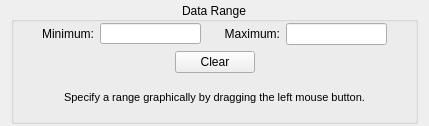
The window that code/guitools/Histogram/RangeControlsWidget.ui (radio-astro/casa) describes before a commit, drawn with Qt 5.
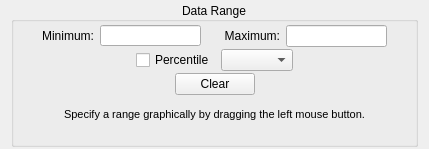
The same window after the commit.

Commit message: New Development: Yes/No             JIRA Issue: Yes CAS-4608, CAS-4081         Ready for Test: Yes/No, Only CAS-4608 is ready for test      Interface Changes: Yes What Interface Changed: Interface changes to support new work in CAS-4081          Test Programs: List test programs   Put in Release Notes: No              Module(s): Module Names change impacts.            Description: Viewer 1.   Added percentile to color histogram range; improvement to slowness of color histogram with large images. 2.   Very preliminary work on image management tool.

Patch:
```diff
--- a/code/guitools/Histogram/RangeControlsWidget.ui
+++ b/code/guitools/Histogram/RangeControlsWidget.ui
@@ -7,7 +7,7 @@
     <x>0</x>
     <y>0</y>
     <width>429</width>
-    <height>126</height>
+    <height>149</height>
    </rect>
   </property>
   <property name="minimumSize">
@@ -35,11 +35,11 @@
       <set>Qt::AlignCenter</set>
      </property>
      <layout class="QVBoxLayout" name="verticalLayout">
+      <property name="spacing">
+       <number>2</number>
+      </property>
       <property name="topMargin">
-       <number>1</number>
-      </property>
-      <property name="bottomMargin">
-       <number>4</number>
+       <number>3</number>
       </property>
       <item>
        <layout class="QHBoxLayout" name="horizontalLayout_3">
@@ -178,6 +178,53 @@
         </item>
        </layout>
       </item>
+      <item>
+       <layout class="QHBoxLayout" name="horizontalLayout_6">
+        <item>
+         <spacer name="horizontalSpacer_9">
+          <property name="orientation">
+           <enum>Qt::Horizontal</enum>
+          </property>
+          <property name="sizeHint" stdset="0">
+           <size>
+            <width>40</width>
+            <height>20</height>
+           </size>
+          </property>
+         </spacer>
+        </item>
+        <item>
+         <widget class="QCheckBox" name="percentileCheckBox">
+          <property name="toolTip">
+           <string>Set the data range based on a percentile.</string>
+          </property>
+          <property name="text">
+           <string>Percentile</string>
+          </property>
+         </widget>
+        </item>
+        <item>
+         <widget class="QComboBox" name="percentileComboBox">
+          <property name="toolTip">
+           <string>Specify the percentage of data to include in the range.</string>
+          </property>
+         </widget>
+        </item>
+        <item>
+         <spacer name="horizontalSpacer_10">
+          <property name="orientation">
+           <enum>Qt::Horizontal</enum>
+          </property>
+          <property name="sizeHint" stdset="0">
+           <size>
+            <width>40</width>
+            <height>20</height>
+           </size>
+          </property>
+         </spacer>
+        </item>
+       </layout>
+      </item>
       <item>
        <layout class="QHBoxLayout" name="horizontalLayout_4">
         <item>
```
The commit also changes 23 other files.
